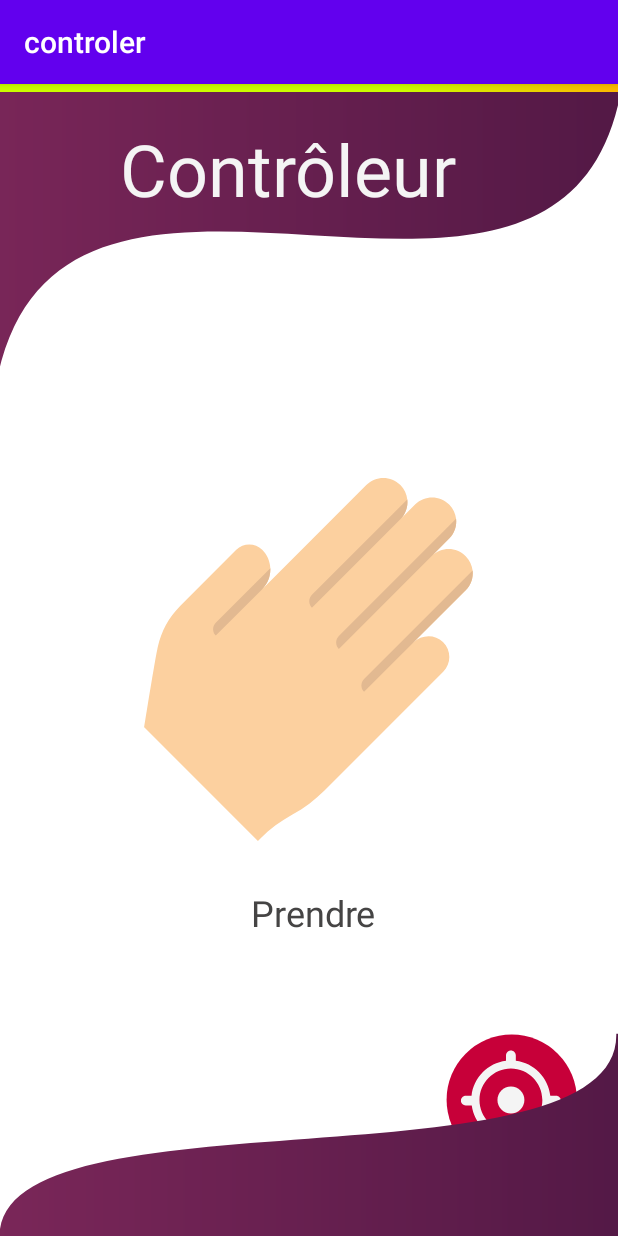
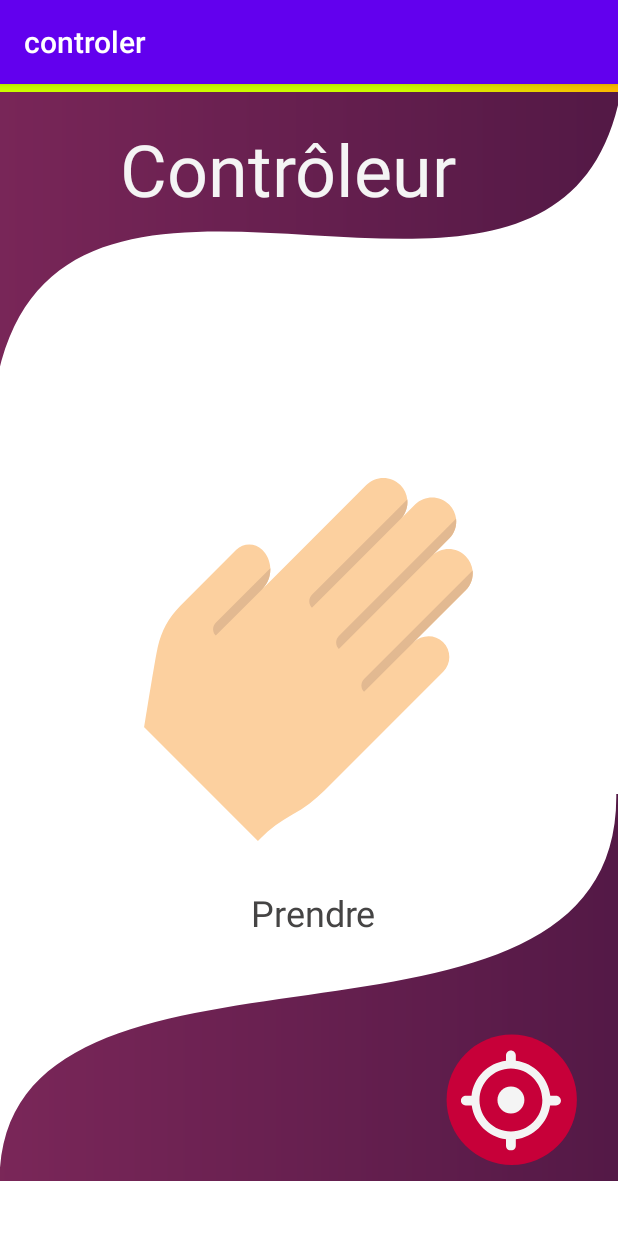
Before and after one commit to KamilDike/LanguageApp, an Android app: the GrabPage screen opened directly, with no data from a screen before it, on a phone screen of 412 x 824 dp. Run offline under Robolectric (Android 15) with nearby library versions, the phone set to English and light mode, and no system bars; our stand-ins replace Firebase (no records; nobody signed in at launch, a user with empty details on screens opened directly).

Commit message:
Fixed some visual bugs

```diff
--- a/app/src/main/java/com/example/controler/ContrlPage.java
+++ b/app/src/main/java/com/example/controler/ContrlPage.java
@@ -60,7 +60,7 @@ public class ContrlPage extends AppCompatActivity implements SensorEventListener
     private FirebaseDatabase databaseSlide;
     private DatabaseReference slideRef;
     private Boolean firstRead = true;
-
+    private Boolean otherPageIsActive = false;
     private FirebaseDatabase database;
 
 
@@ -142,6 +142,7 @@ public class ContrlPage extends AppCompatActivity implements SensorEventListener
         sensorManager = (SensorManager) getSystemService(Context.SENSOR_SERVICE);
         sensor = sensorManager.getDefaultSensor(Sensor.TYPE_GAME_ROTATION_VECTOR);
         sensorManager.registerListener( ContrlPage.this,sensor,SensorManager.SENSOR_DELAY_GAME);
+
 
         slideRef.addValueEventListener(new ValueEventListener() {
             @Override
--- a/app/src/main/res/layout/activity_grab_page.xml
+++ b/app/src/main/res/layout/activity_grab_page.xml
@@ -88,13 +88,13 @@
         <View
             android:id="@+id/vector_1"
             android:layout_width="match_parent"
-            android:layout_height="417dp"
+            android:layout_height="264dp"
             android:layout_alignParentLeft="true"
             android:layout_alignParentTop="true"
-            android:layout_marginTop="630dp"
+            android:layout_marginLeft="0dp"
+            android:layout_marginTop="467dp"
             android:background="@drawable/ic_vector_1"
-            android:elevation="4dp"
-            />
+            android:elevation="0dp" />
 
         <!-- Ellipse 7 -->
 
```
Also changed, not shown: app/src/main/res/layout/activity_light_page.xml (+4 -4 lines), app/src/main/res/layout/activity_music_page.xml (+4 -4 lines), app/src/main/res/layout/activity_waggle_page.xml (+4 -4 lines).
